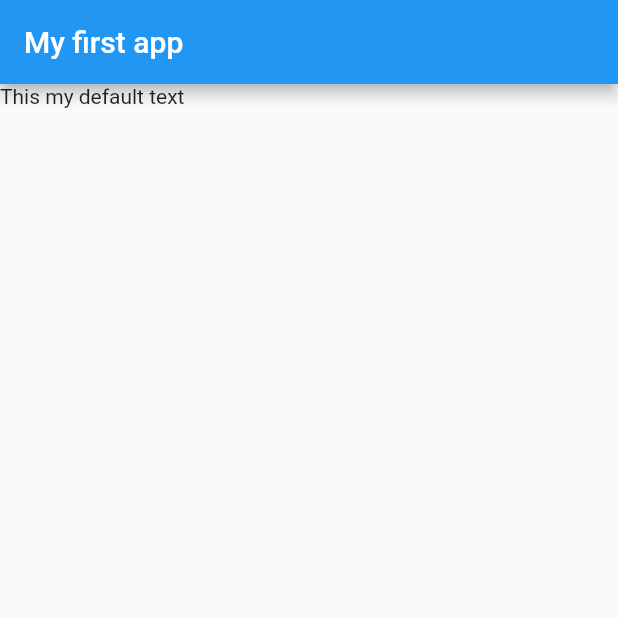
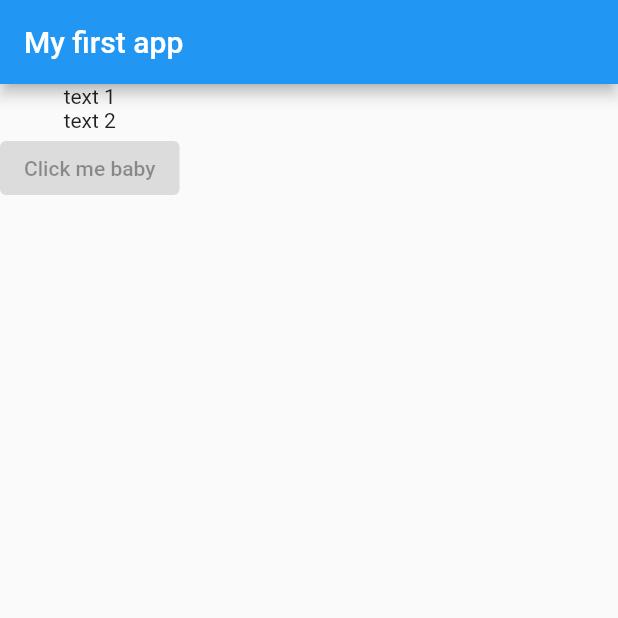
Before and after one commit to Tris-909/Flutter, a Flutter app: the screen it shows after launch, on a phone screen of 412 x 824 dp, the top half of it. Run offline on Flutter 3.47's test engine with Material 2 defaults, Android fonts, the light colour scheme and no system bars.

Commit message:
(3) Learning about Column and ElevatedButton widget, knowing about Visible/Invisible widgets

```diff
--- a/flutter_basics/lib/main.dart
+++ b/flutter_basics/lib/main.dart
@@ -6,11 +6,16 @@ class MyApp extends StatelessWidget {
   @override
   Widget build(BuildContext context) {
     return MaterialApp(
-        home: Scaffold(
-      appBar: AppBar(
-        title: Text("My first app"),
+      home: Scaffold(
+        appBar: AppBar(
+          title: Text("My first app"),
+        ),
+        body: Column(children: [
+          Text('text 1'),
+          Text('text 2'),
+          ElevatedButton(onPressed: null, child: Text("Click me baby")),
+        ]),
       ),
-      body: Text("This my default text"),
-    ));
+    );
   }
 }
```
